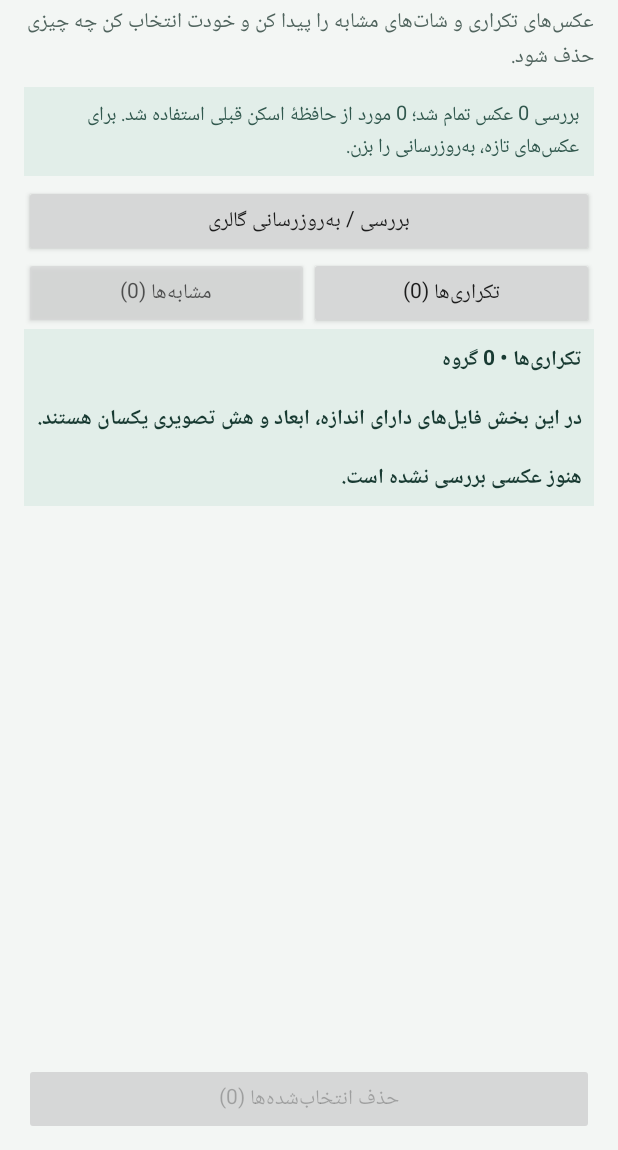
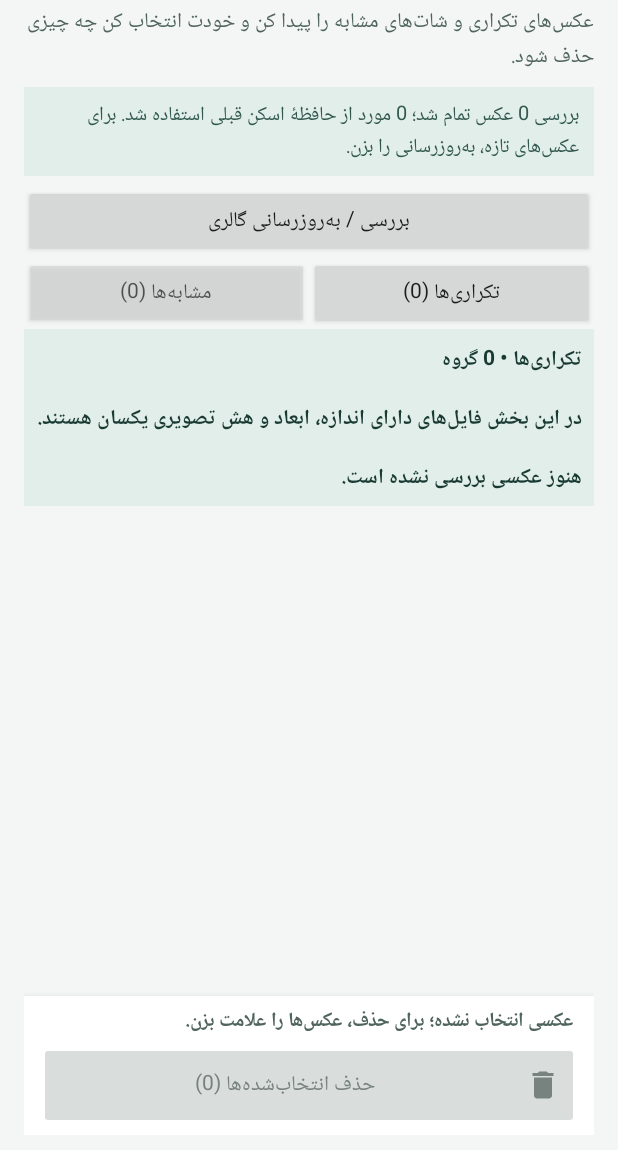
Before and after one commit to ghazalkoobchi/PhotoSweep, an Android app: the screen it shows after launch (MainActivity), on a phone screen of 412 x 824 dp, the part 86-1236 px from its top. Run offline under Robolectric (Android 15) with nearby library versions, the phone set to English and light mode, and no system bars.

Commit message:
Improve delete action and success feedback

```diff
--- a/app/build.gradle.kts
+++ b/app/build.gradle.kts
@@ -20,8 +20,8 @@ android {
         applicationId = "com.photosweep.app"
         minSdk = 30
         targetSdk = 35
-        versionCode = 2
-        versionName = "1.1"
+        versionCode = 3
+        versionName = "1.2"
     }
 }
 
--- a/app/src/main/java/com/photosweep/app/MainActivity.kt
+++ b/app/src/main/java/com/photosweep/app/MainActivity.kt
@@ -4,6 +4,7 @@ import android.Manifest
 import android.app.Activity
 import android.content.ContentUris
 import android.content.pm.PackageManager
+import android.content.res.ColorStateList
 import android.graphics.Bitmap
 import android.graphics.BitmapFactory
 import android.net.Uri
@@ -22,10 +23,12 @@ import android.widget.ImageView
 import android.widget.LinearLayout
 import android.widget.ProgressBar
 import android.widget.TextView
-import android.widget.Toast
 import androidx.activity.result.IntentSenderRequest
 import androidx.activity.result.contract.ActivityResultContracts
+import androidx.appcompat.app.AlertDialog
 import androidx.appcompat.app.AppCompatActivity
+import androidx.core.view.ViewCompat
+import androidx.core.view.WindowInsetsCompat
 import androidx.recyclerview.widget.GridLayoutManager
 import androidx.recyclerview.widget.RecyclerView
 import org.json.JSONObject
@@ -69,6 +72,7 @@ class MainActivity : AppCompatActivity() {
     private lateinit var status: TextView
     private lateinit var scanButton: Button
     private lateinit var deleteButton: Button
+    private lateinit var selectionLabel: TextView
     private lateinit var duplicateTab: Button
     private lateinit var similarTab: Button
     private lateinit var list: RecyclerView
@@ -90,9 +94,13 @@ class MainActivity : AppCompatActivity() {
             selected.removeAll(removed)
             saveCache(photos)
             results = groupPhotos(photos)
-            showStatus("حذف انجام شد. اگر عکس تازه‌ای اضافه شده، «به‌روزرسانی» را بزن.")
+            showStatus("حذف انجام شد. برای عکس‌های تازه، «به‌روزرسانی گالری» را بزن.")
             render()
-            Toast.makeText(this, "عکس‌های انتخاب‌شده حذف شدند", Toast.LENGTH_SHORT).show()
+            AlertDialog.Builder(this)
+                .setTitle("حذف انجام شد")
+                .setMessage("${removed.size} عکس حذف شد و از فهرست کنار رفت. اگر عکس تازه‌ای اضافه کرده‌ای، «به‌روزرسانی گالری» را بزن.")
+                .setPositiveButton("متوجه شدم", null)
+                .show()
         } else {
             status.text = "حذف لغو شد؛ عکس‌ها هنوز در فهرست هستند."
         }
@@ -107,6 +115,11 @@ class MainActivity : AppCompatActivity() {
             orientation = LinearLayout.VERTICAL
             setPadding(dp(16), dp(12), dp(16), dp(10))
             setBackgroundColor(0xFFF3F6F4.toInt())
+        }
+        ViewCompat.setOnApplyWindowInsetsListener(page) { view, insets ->
+            val bars = insets.getInsets(WindowInsetsCompat.Type.systemBars())
+            view.setPadding(dp(16) + bars.left, dp(12) + bars.top, dp(16) + bars.right, dp(10) + bars.bottom)
+            insets
         }
         page.addView(text("عکس‌یار", 27, true).apply { setTextColor(0xFF183A32.toInt()) })
         page.addView(text("عکس‌های تکراری و شات‌های مشابه را پیدا کن و خودت انتخاب کن چه چیزی حذف شود.", 14, false).apply {
@@ -134,8 +147,38 @@ class MainActivity : AppCompatActivity() {
         }
         list.layoutManager = grid
         page.addView(list, LinearLayout.LayoutParams(-1, 0, 1f))
-        deleteButton = Button(this).apply { text = "حذف انتخاب‌شده‌ها (۰)"; isEnabled = false; setOnClickListener { requestDelete() } }
-        page.addView(deleteButton)
+        val footer = LinearLayout(this).apply {
+            orientation = LinearLayout.VERTICAL
+            setPadding(dp(10), dp(6), dp(10), dp(4))
+            setBackgroundColor(0xFFFFFFFF.toInt())
+            elevation = dp(8).toFloat()
+        }
+        selectionLabel = text("عکسی انتخاب نشده؛ برای حذف، عکس‌ها را علامت بزن.", 13, true).apply {
+            setTextColor(0xFF50645E.toInt())
+            setPadding(dp(4), 0, dp(4), dp(3))
+        }
+        footer.addView(selectionLabel)
+        val deleteColors = ColorStateList(
+            arrayOf(intArrayOf(android.R.attr.state_enabled), intArrayOf()),
+            intArrayOf(0xFFB3261E.toInt(), 0xFFD9DEDC.toInt())
+        )
+        val deleteTextColors = ColorStateList(
+            arrayOf(intArrayOf(android.R.attr.state_enabled), intArrayOf()),
+            intArrayOf(0xFFFFFFFF.toInt(), 0xFF78827F.toInt())
+        )
+        deleteButton = Button(this).apply {
+            text = "حذف انتخاب‌شده‌ها (۰)"
+            isEnabled = false
+            minHeight = dp(58)
+            backgroundTintList = deleteColors
+            setTextColor(deleteTextColors)
+            val icon = this@MainActivity.getDrawable(R.drawable.ic_delete)?.mutate()?.apply { setTintList(deleteTextColors) }
+            setCompoundDrawablesRelativeWithIntrinsicBounds(icon, null, null, null)
+            compoundDrawablePadding = dp(8)
+            setOnClickListener { requestDelete() }
+        }
+        footer.addView(deleteButton, LinearLayout.LayoutParams(-1, -2))
+        page.addView(footer)
         setContentView(page)
         render()
         ensurePermission()
@@ -375,6 +418,11 @@ class MainActivity : AppCompatActivity() {
         if (!::deleteButton.isInitialized) return
         deleteButton.text = "حذف انتخاب‌شده‌ها (${selected.size})"
         deleteButton.isEnabled = selected.isNotEmpty()
+        selectionLabel.text = if (selected.isEmpty()) {
+            "عکسی انتخاب نشده؛ برای حذف، عکس‌ها را علامت بزن."
+        } else {
+            "${selected.size} عکس برای حذف انتخاب شده"
+        }
     }
 
     private fun requestDelete() {
--- /dev/null
+++ b/app/src/main/res/drawable/ic_delete.xml
@@ -0,0 +1,7 @@
+<vector xmlns:android="http://schemas.android.com/apk/res/android"
+    android:width="24dp"
+    android:height="24dp"
+    android:viewportWidth="24"
+    android:viewportHeight="24">
+    <path android:fillColor="#FFFFFFFF" android:pathData="M6,19c0,1.1 0.9,2 2,2h8c1.1,0 2,-0.9 2,-2V7H6v12zM19,4h-3.5l-1,-1h-5l-1,1H5v2h14V4z" />
+</vector>
--- a/app/src/main/res/values/styles.xml
+++ b/app/src/main/res/values/styles.xml
@@ -2,6 +2,7 @@
     <style name="AppTheme" parent="Theme.AppCompat.Light.NoActionBar">
         <item name="android:fontFamily">sans</item>
         <item name="android:colorAccent">#137C65</item>
+        <item name="colorAccent">#137C65</item>
         <item name="android:statusBarColor">#F3F6F4</item>
         <item name="android:navigationBarColor">#F3F6F4</item>
         <item name="android:windowLightStatusBar">true</item>
```
Also changed, not shown: 1 other file.
